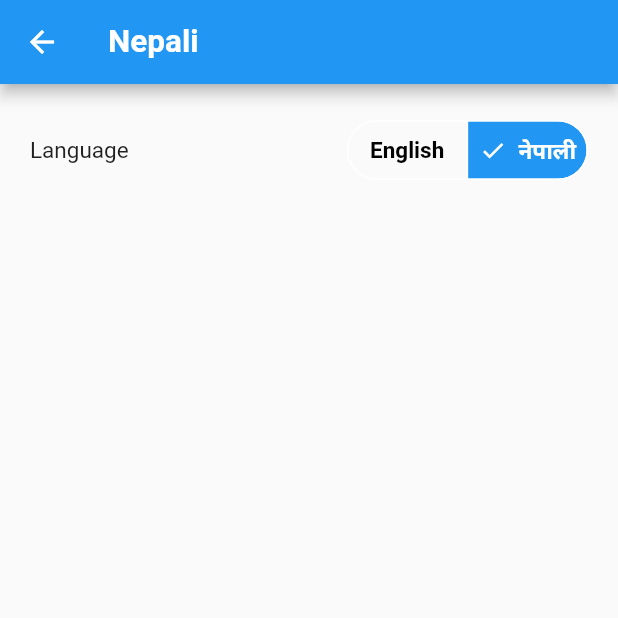
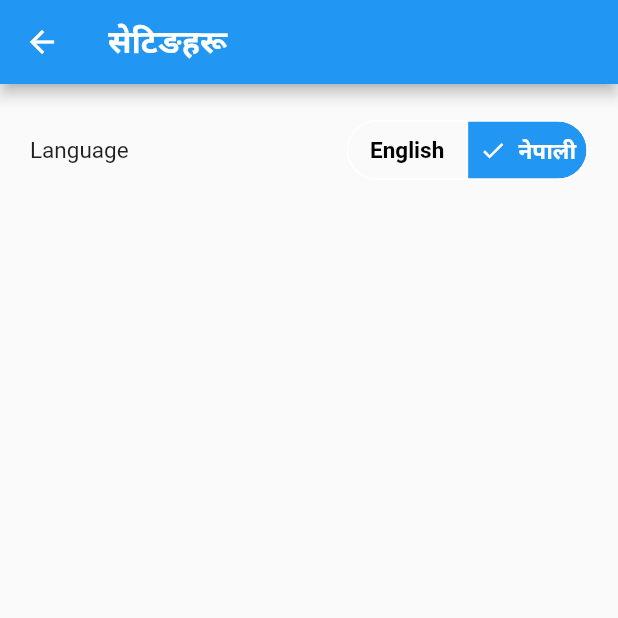
Before and after one commit to NabinRai4017/FoodApp, a Flutter app: the SettingScreen screen opened directly, after a tap on "नेपाली", on a phone screen of 412 x 824 dp, the top half of it. Run offline on Flutter 3.47's test engine with Material 2 defaults, Android fonts, the phone set to English and light mode, and no system bars; our stand-ins replace flutter_redux, flutter_secure_storage, redux, redux_thunk, shared_preferences; missing offline and left inert: redux_logging; accounts and stored records are empty.

```diff
--- a/i18n/ne.json
+++ b/i18n/ne.json
@@ -1,4 +1,11 @@
 {
-    "settingTitle": "Nepali",
-    "appTitle": "Nepali"
+    "nav.title": "होम",
+    "nav.settings": "सेटिङहरू",
+    "nav.appname": "App Name",
+    "nav.notifications": "नोटिफिकेसन",
+
+    "tab.fav": "फेब्रेट",
+    "tab.offer": "अफर",
+    "tab.profile": "प्रोफाइल",
+    "tab.home": "होम"
 }
--- a/lib/action/language_action.dart
+++ b/lib/action/language_action.dart
@@ -1,4 +1,4 @@
-import '../model/state/language_state.dart';
+import 'package:food_app/model/state/language_state.dart';
 
 class UpdateLanguage {
   final LanguageState languageState;
--- a/lib/action/thunk/initial_thunk_action.dart
+++ b/lib/action/thunk/initial_thunk_action.dart
@@ -6,6 +6,7 @@ import 'package:food_app/action/user_action.dart';
 import 'package:food_app/model/state/language_state.dart';
 import 'package:food_app/model/state/user_state.dart';
 import 'package:food_app/model/user.dart';
+import 'package:food_app/utils/language_code.dart';
 import 'package:food_app/utils/user_pref.dart';
 import 'package:redux/redux.dart';
 import 'package:redux_thunk/redux_thunk.dart';
@@ -43,7 +44,7 @@ ThunkAction loadInitialState() {
     }
     LanguageState languageState;
     if (langauge == '') {
-      languageState = LanguageState(locale: const Locale('en'));
+      languageState = LanguageState(locale: const Locale(LangaugeCode.english));
     } else {
       languageState = LanguageState(locale: Locale(langauge));
     }
--- a/lib/component/parent_screen.dart
+++ b/lib/component/parent_screen.dart
@@ -5,6 +5,7 @@ import 'package:flutter_redux/flutter_redux.dart';
 import 'package:flutter_localizations/flutter_localizations.dart';
 import 'package:food_app/model/state/app_state.dart';
 import 'package:food_app/utils/app_localizations.dart';
+import 'package:food_app/utils/language_code.dart';
 import 'package:redux/redux.dart';
 
 class ParentScreen extends StatelessWidget {
@@ -18,8 +19,8 @@ class ParentScreen extends StatelessWidget {
         builder: (BuildContext context, _ViewModel vm) {
           return MaterialApp(
               supportedLocales: const [
-                Locale('en'),
-                Locale('ne'),
+                Locale(LangaugeCode.english),
+                Locale(LangaugeCode.nepali),
               ],
               locale: vm.locale,
               localizationsDelegates: const [
--- a/lib/component/screen/home_screen.dart
+++ b/lib/component/screen/home_screen.dart
@@ -38,12 +38,13 @@ class _HomeScreenState extends State<HomeScreen> {
 
   @override
   Widget build(BuildContext context) {
+    final localizations = AppLocalizations.of(context);
+
     return StoreConnector<AppState, _ViewModel>(
         converter: _ViewModel.fromStore,
         builder: (BuildContext context, _ViewModel vm) {
           return Scaffold(
-            appBar: MainAppBar(
-                title: AppLocalizations.of(context).translate('appTitle')),
+            appBar: MainAppBar(title: localizations.translate('nav.appname')),
             drawer: const SideMenuDrawer(),
             body: IndexedStack(
               index: _selectedIndex,
--- a/lib/component/screen/notifications_screen.dart
+++ b/lib/component/screen/notifications_screen.dart
@@ -1,13 +1,16 @@
 import 'package:flutter/material.dart';
+import 'package:food_app/utils/app_localizations.dart';
 
 class NotificationsScreen extends StatelessWidget {
   const NotificationsScreen({Key? key}) : super(key: key);
 
   @override
   Widget build(BuildContext context) {
+    final localizations = AppLocalizations.of(context);
+
     return Scaffold(
       appBar: AppBar(
-        title: const Text('Notifications'),
+        title: Text(localizations.translate("nav.notifications")),
       ),
       body: Center(
         child: ElevatedButton(
--- a/lib/component/screen/setting_screen.dart
+++ b/lib/component/screen/setting_screen.dart
@@ -15,13 +15,14 @@ class SettingScreen extends StatefulWidget {
 class _SettingScreenState extends State<SettingScreen> {
   @override
   Widget build(BuildContext context) {
+    final localizations = AppLocalizations.of(context);
+
     return StoreConnector<AppState, _ViewModel>(
         converter: _ViewModel.fromStore,
         builder: (BuildContext context, _ViewModel vm) {
           return Scaffold(
             appBar: AppBar(
-              title:
-                  Text(AppLocalizations.of(context).translate('settingTitle')),
+              title: Text(localizations.translate('nav.settings')),
             ),
             body:
                 ListView(padding: const EdgeInsets.all(20), children: <Widget>[
--- a/lib/component/widget/bottom_nav_bar.dart
+++ b/lib/component/widget/bottom_nav_bar.dart
@@ -1,4 +1,5 @@
 import 'package:flutter/material.dart';
+import 'package:food_app/utils/app_localizations.dart';
 
 class BottomNavBar extends StatelessWidget {
   const BottomNavBar(
@@ -10,6 +11,8 @@ class BottomNavBar extends StatelessWidget {
 
   @override
   Widget build(BuildContext context) {
+    final localizations = AppLocalizations.of(context);
+
     return SafeArea(
         child: Padding(
       padding: const EdgeInsets.all(16),
@@ -23,35 +26,35 @@ class BottomNavBar extends StatelessWidget {
         child: ClipRRect(
           borderRadius: const BorderRadius.all(Radius.circular(20)),
           child: BottomNavigationBar(
-            items: const <BottomNavigationBarItem>[
+            items: <BottomNavigationBarItem>[
               BottomNavigationBarItem(
-                  icon: SizedBox(
+                  icon: const SizedBox(
                     height: 38,
                     width: 38,
                     child: Icon(Icons.home),
                   ),
-                  label: "Home"),
+                  label: localizations.translate("tab.home")),
               BottomNavigationBarItem(
-                  icon: SizedBox(
+                  icon: const SizedBox(
                     height: 38,
                     width: 38,
                     child: Icon(Icons.local_offer),
                   ),
-                  label: "Offer"),
+                  label: localizations.translate("tab.offer")),
               BottomNavigationBarItem(
-                  icon: SizedBox(
+                  icon: const SizedBox(
                     height: 38,
                     width: 38,
                     child: Icon(Icons.favorite),
                   ),
-                  label: "Favorite"),
+                  label: localizations.translate("tab.fav")),
               BottomNavigationBarItem(
-                  icon: SizedBox(
+                  icon: const SizedBox(
                     height: 38,
                     width: 38,
                     child: Icon(Icons.person),
                   ),
-                  label: "Profile")
+                  label: localizations.translate("tab.profile"))
             ],
             currentIndex: selectedIndex,
             selectedItemColor: Colors.grey[800],
--- a/lib/component/widget/language_choice_bar.dart
+++ b/lib/component/widget/language_choice_bar.dart
@@ -1,10 +1,10 @@
 import 'package:flutter/material.dart';
 import 'package:food_app/action/language_action.dart';
+import 'package:food_app/model/state/app_state.dart';
 import 'package:food_app/model/state/language_state.dart';
+import 'package:food_app/utils/language_code.dart';
 import 'package:food_app/utils/language_pref.dart';
 import 'package:redux/redux.dart';
-
-import '../../model/state/app_state.dart';
 
 enum Language { english, nepali }
 
@@ -56,13 +56,15 @@ class _LanguageChoiceState extends State<LanguageChoice> {
           switch (language) {
             case Language.english:
               widget.store?.dispatch(UpdateLanguage(
-                  languageState: LanguageState(locale: const Locale('en'))));
-              LanguagePrefs.setLangauge('en');
+                  languageState: LanguageState(
+                      locale: const Locale(LangaugeCode.english))));
+              LanguagePrefs.setLangauge(LangaugeCode.english);
               break;
             case Language.nepali:
               widget.store?.dispatch(UpdateLanguage(
-                  languageState: LanguageState(locale: const Locale('ne'))));
-              LanguagePrefs.setLangauge('ne');
+                  languageState: LanguageState(
+                      locale: const Locale(LangaugeCode.nepali))));
+              LanguagePrefs.setLangauge(LangaugeCode.nepali);
               break;
           }
         });
--- a/lib/main.dart
+++ b/lib/main.dart
@@ -1,4 +1,5 @@
 import 'package:flutter/material.dart';
+import 'package:flutter/cupertino.dart';
 import 'package:food_app/component/app_life_cycle.dart';
 import 'package:food_app/component/parent_screen.dart';
 
--- a/lib/utils/app_localizations.dart
+++ b/lib/utils/app_localizations.dart
@@ -3,6 +3,7 @@ import 'dart:collection';
 import 'dart:convert';
 import 'package:flutter/material.dart';
 import 'package:flutter/services.dart';
+import 'package:food_app/utils/language_code.dart';
 
 class AppLocalizations {
   final Locale locale;
@@ -51,7 +52,8 @@ class _AppLocalizationsDelegate
   @override
   bool isSupported(Locale locale) {
     // Include all of your supported language codes here
-    return ['en', 'ne'].contains(locale.languageCode);
+    return [LangaugeCode.english, LangaugeCode.nepali]
+        .contains(locale.languageCode);
   }
 
   @override
--- /dev/null
+++ b/lib/utils/language_code.dart
@@ -0,0 +1,4 @@
+class LangaugeCode {
+  static const String nepali = "ne";
+  static const String english = "en";
+}
```
Also changed, not shown: i18n/en.json (+9 -2 lines).
